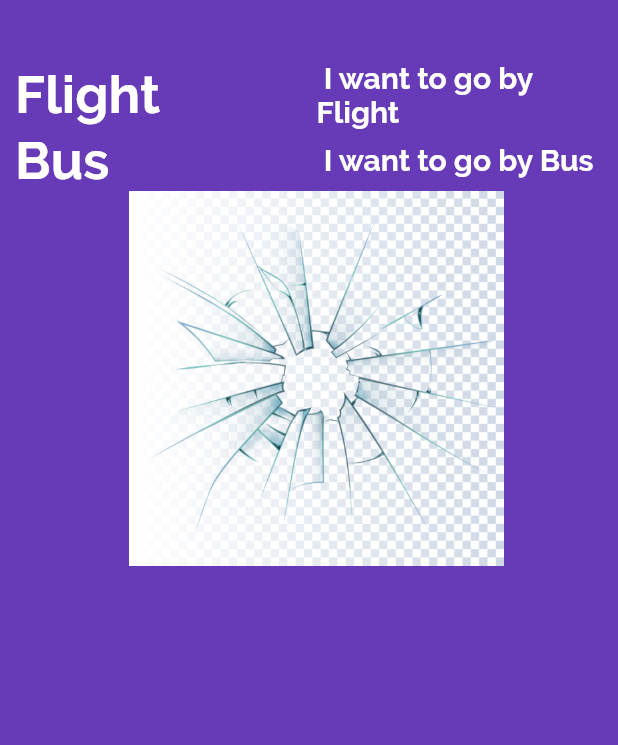
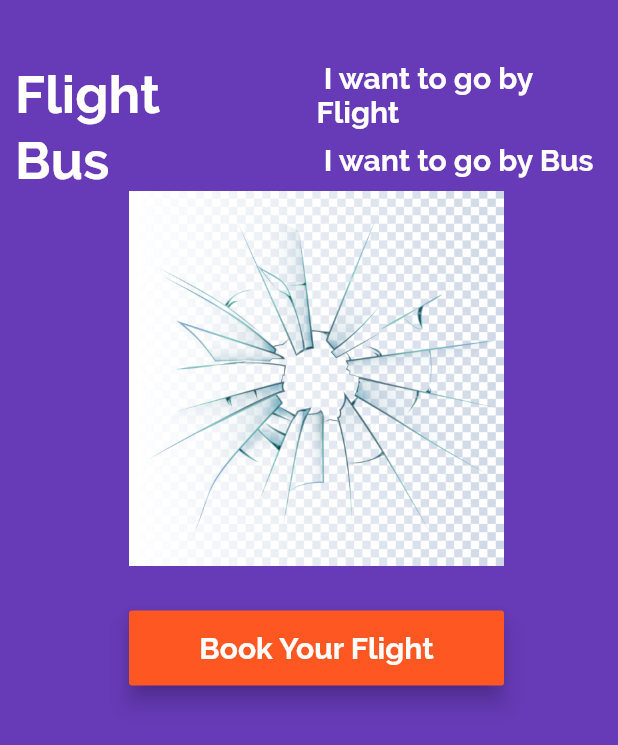
Before and after one commit to ahnayem-cse-sust/interest-calculator, a Flutter app: the screen it shows after launch, on a phone screen of 412 x 824 dp. Shown: the top 745 px of the screen. Run offline on Flutter 3.47's test engine with Material 2 defaults, Android fonts, the phone set to English and light mode, and no system bars.

Commit message:
button font

```diff
--- a/flutter_app/lib/app_screens/home.dart
+++ b/flutter_app/lib/app_screens/home.dart
@@ -62,7 +62,8 @@ class Home extends StatelessWidget {
                   )),
                 ],
               ),
-              FlightImageAsset()
+              FlightImageAsset(),
+              FlightBookButton()
             ],
           )),
     );
@@ -73,7 +74,37 @@ class FlightImageAsset extends StatelessWidget {
   @override
   Widget build(BuildContext context) {
     AssetImage assetImage = AssetImage('images/12125.jpg');
-    Image image = Image(image: assetImage, width: 250.0,height: 250.0,);
-    return Container(child: image,);
+    Image image = Image(
+      image: assetImage,
+      width: 250.0,
+      height: 250.0,
+    );
+    return Container(
+      child: image,
+    );
   }
 }
+
+class FlightBookButton extends StatelessWidget {
+  Widget build(BuildContext context) {
+    return Container(
+      margin: EdgeInsets.only(top: 30.0),
+      width: 250.0,
+      height: 50.0,
+      child: RaisedButton(
+        color: Colors.deepOrange,
+        child: Text(
+          "Book Your Flight",
+          style: TextStyle(
+            fontSize: 20.0,
+            color: Colors.white,
+            fontFamily: 'Raleway',
+            fontWeight: FontWeight.w700
+          ),
+        ),
+        elevation: 6.0,
+        onPressed: () {},
+      ),
+    );
+  }
+}
```
